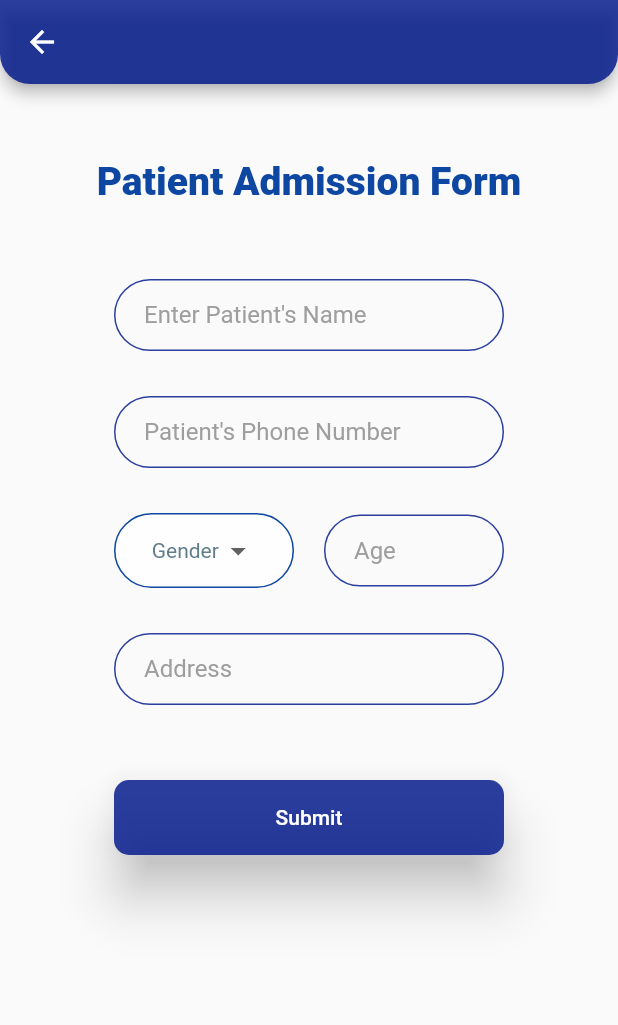
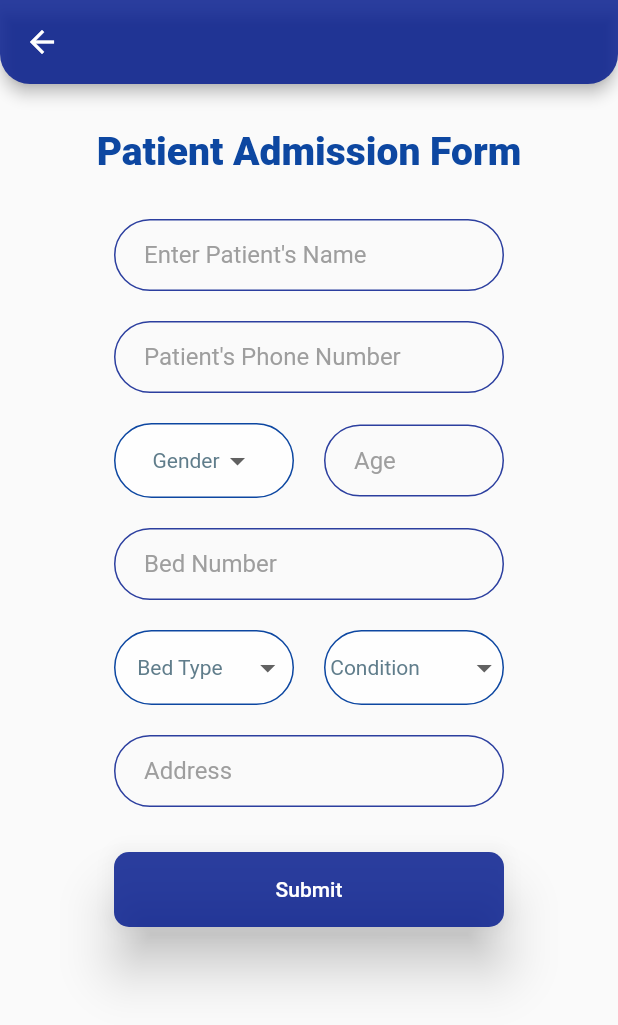
Before and after one commit to kecians/Covid-Data-Hub, a Flutter app: the AddPatient screen opened directly, on a phone screen of 412 x 824 dp. Shown: the top 1025 px of the screen. Run offline on Flutter 3.47's test engine with Material 2 defaults, Android fonts, the phone set to English and light mode, and no system bars; drawn by our look-alikes of flutter_progress_hud; our stand-ins replace animated_text_kit, cool_alert, flutter_spinkit, flutter_svg, shared_preferences; accounts and stored records are empty.

Commit message:
Add Patient Functional now

```diff
--- a/lib/Model/Networking.dart
+++ b/lib/Model/Networking.dart
@@ -90,7 +90,7 @@ class Networking{
     body: jsonEncode({"name":name,"age":age, "gender": gender, "bed_category": bedCat,
       "bed_number":bedNo,"contact_number":phno,"health_condition":cond,"address":address}));
     var res = jsonDecode(response.body);
-
+    print("this ${res}");
     return res['status'];
 
   }
--- a/lib/Model/PatientCardFunc.dart
+++ /dev/null
@@ -1,10 +0,0 @@
-class PatientCardFunc{
-  final String name;
-  final String BedNo;
-  final String AdmtOn;
-  PatientCardFunc({this.name,this.AdmtOn,this.BedNo});
-
-  void clickOn(){
-
-  }
-}
--- a/lib/Screens/Patient/AddPatient.dart
+++ b/lib/Screens/Patient/AddPatient.dart
@@ -1,20 +1,31 @@
+import 'package:cool_alert/cool_alert.dart';
 import 'package:flutter/material.dart';
+import 'package:flutter_progress_hud/flutter_progress_hud.dart';
 import 'package:patient_status_app/Components/MyTextField.dart';
 import 'package:patient_status_app/Components/RoundButton.dart';
+import 'package:patient_status_app/Model/Networking.dart';
 class AddPatient extends StatefulWidget {
-
+  final token;
+  AddPatient({this.token});
   @override
   _AddPatientState createState() => _AddPatientState();
 }
 
 class _AddPatientState extends State<AddPatient> {
-  String dropdownValue = "Gender";
-
+  Networking instance = Networking();
+  String dropdownValue1 = "Gender",
+      dropdownValue2 = "Bed Type",
+      dropdownValue3 = "Condition";
+  String name,number,age,bedNo,address;
   @override
   Widget build(BuildContext context) {
-    return SafeArea(child: Scaffold(
-      appBar: AppBar(backgroundColor: Color(0XFFD5031A8D),shape: RoundedRectangleBorder(
-          borderRadius: BorderRadius.only(bottomRight: Radius.circular(20),bottomLeft: Radius.circular(20))
+    return SafeArea(child: ProgressHUD(
+      child: Builder(
+        builder: (context)=>Scaffold(
+          appBar: AppBar(
+            backgroundColor: Color(0XFFD5031A8D), shape: RoundedRectangleBorder(
+              borderRadius: BorderRadius.only(
+                  bottomRight: Radius.circular(20), bottomLeft: Radius.circular(20))
           ),),
           body: Center(
 
@@ -23,41 +34,74 @@ class _AddPatientState extends State<AddPatient> {
               children: [
                 Column(
                   children: [
-                SizedBox(height: 50,),
+                    SizedBox(height: 30,),
                     Text('Patient Admission Form',
                       style: TextStyle(color: Colors.blue[900], fontSize: 26,
                         fontWeight: FontWeight.w900,),),
-                SizedBox(height: 50),
+                    SizedBox(height: 30),
                     MyTextField(text: 'Enter Patient\'s Name',
                         width: 260,
-                    onPress: (value) {}),
-                SizedBox(height: 30),
+                        onPress: (value) {name = value;}),
+                    SizedBox(height: 20),
                     MyTextField(text: 'Patient\'s Phone Number',
                         width: 260,
                         inputType: TextInputType.number,
-                    onPress: (value) {}),
-                SizedBox(height: 30),
+                        onPress: (value) {number = value;}),
+                    SizedBox(height: 20),
                     Row(
                       mainAxisAlignment: MainAxisAlignment.center,
                       children: [
-                    DropDown(),
+                        DropDown1(),
                         SizedBox(width: 20,),
+
                         MyTextField(text: 'Age',
                             width: 120,
                             inputType: TextInputType.number,
-                        onPress: (value) {}),
+                            onPress: (value) {age = value;}),
                       ],
                     ),
-                SizedBox(height: 30,),
+                    SizedBox(height: 20,),
+                    MyTextField(text: 'Bed Number',
+                        width: 260,
+                        inputType: TextInputType.number,
+                        onPress: (value) {bedNo=value;}),
+                    SizedBox(height: 20,),
+                    Row(
+                      mainAxisAlignment: MainAxisAlignment.center,
+                      children: [
+                        DropDown2(),
+                        SizedBox(width: 20,),
+                        DropDown3()
+                      ],
+                    ),
+                    SizedBox(height: 20,),
                     MyTextField(text: 'Address',
                         width: 260,
                         inputType: TextInputType.streetAddress,
-                    onPress: (value) {}),
-                SizedBox(height: 50),
+                        onPress: (value) {address=value;}),
+                    SizedBox(height: 30),
                     RoundButton(color: Color(0XFFD5031A8D),
                       text: "Submit",
                       textColor: Colors.white,
-                  onpress: () {},
+                      onpress: ()async {
+                        final progress = ProgressHUD.of(context);
+                        progress.show();
+                        var res = await instance.AddPatient(widget.token, name, age,dropdownValue1,
+                            dropdownValue2, bedNo,number, dropdownValue3, address);
+                        if(res == 201)
+                        {
+                          Navigator.pop(context);
+                        }
+                        else
+                        {
+                          CoolAlert.show(
+                            context: context,
+                            type: CoolAlertType.error,
+                            text: "Some field is empty or Bed already alloted!",
+                          );
+                        }
+                        progress.dismiss();
+                      },
                       height: 50,
                       width: 260,),
                   ],
@@ -65,27 +109,62 @@ class _AddPatientState extends State<AddPatient> {
               ],
             ),
           ),
+        ),
+      )
     ));
   }
 
-  Container DropDown() {
+  Container DropDown1() {
     return Container(width: 120,
       child: Center(
         child: DropdownButton<String>(
           underline: Container(height: 0,),
-          value: dropdownValue,
+          value: dropdownValue1,
           icon: const Icon(Icons.arrow_drop_down_sharp),
           iconSize: 24,
           style: const TextStyle(color: Colors.blueGrey),
           onChanged: (String newValue) {
             setState(() {
-              dropdownValue = newValue;
+              dropdownValue1 = newValue;
+            });
+          },
+          items: <String>['Gender', 'M', 'F']
+              .map<DropdownMenuItem<String>>((String value) {
+            return DropdownMenuItem<String>(
+              value: value,
+              child: Text(value),
+            );
+          }).toList(),
+        ),
+      ),
+      decoration: BoxDecoration(borderRadius: BorderRadius.circular(30),
+          color: Colors.white70,
+          border: Border.all(color: Colors.blue[900])
+      ),
+
+    );
+  }
+
+  Container DropDown3() {
+    return Container(width: 120,padding: EdgeInsets.only(left: 3),
+      child: Center(
+        child: DropdownButton<String>(
+          underline: Container(height: 0,),
+          value: dropdownValue3,
+          icon: const Icon(Icons.arrow_drop_down_sharp),
+          iconSize: 24,
+          style: const TextStyle(color: Colors.blueGrey),
+          onChanged: (String newValue) {
+            setState(() {
+              dropdownValue3 = newValue;
             });
           },
           items: <String>[
-            'Gender',
-            'Female',
-            'Male'
+            "Condition",
+            "Asymptomatic",
+            "Mild",
+            "Moderate",
+            "Severe"
           ]
               .map<DropdownMenuItem<String>>((String value) {
             return DropdownMenuItem<String>(
@@ -102,4 +181,35 @@ class _AddPatientState extends State<AddPatient> {
 
     );
   }
+
+  Container DropDown2() {
+    return Container(width: 120,padding: EdgeInsets.only(left: 10),
+      child: Center(
+        child: DropdownButton<String>(
+          underline: Container(height: 0,),
+          value: dropdownValue2,
+          icon: const Icon(Icons.arrow_drop_down_sharp),
+          iconSize: 24,
+          style: const TextStyle(color: Colors.blueGrey),
+          onChanged: (String newValue) {
+            setState(() {
+              dropdownValue2 = newValue;
+            });
+          },
+          items: <String>['Bed Type','General Bed','Oxygen Bed','ICU Bed','Ventilators']
+              .map<DropdownMenuItem<String>>((String value) {
+            return DropdownMenuItem<String>(
+              value: value,
+              child: Text(value),
+            );
+          }).toList(),
+        ),
+      ),
+      decoration: BoxDecoration(borderRadius: BorderRadius.circular(30),
+          color: Colors.white70,
+          border: Border.all(color: Colors.blue[900])
+      ),
+
+    );
   }
+}
--- a/lib/Screens/Patient/PatientForm.dart
+++ b/lib/Screens/Patient/PatientForm.dart
@@ -88,7 +88,7 @@ class _PatientFormState extends State<PatientForm> {
                         {
                           CoolAlert.show(
                             context: context,
-                            type: CoolAlertType.success,
+                            type: CoolAlertType.error,
                             text: "Some field is empty or improperly filled!",
                           );
                         }
--- a/lib/Screens/PatientList.dart
+++ b/lib/Screens/PatientList.dart
@@ -47,7 +47,7 @@ class _PatientListState extends State<PatientList> {
           bottomNavigationBar: widget.data[1]=='NURSE' ? Container(color: Color(0XFFD5031A8D),
             child: RoundButton(color: Color(0XFFD5031A8D),text: "Add  Patient", textColor: Colors.white,
               onpress: (){Navigator.push(context, MaterialPageRoute(
-                  builder: (context){return AddPatient();}));} ,height: 50,width: 260,),
+                  builder: (context){return AddPatient(token:widget.data[3]);}));} ,height: 50,width: 260,),
           ) : null,
           body: Column(
               children: [
--- a/lib/Screens/Status.dart
+++ b/lib/Screens/Status.dart
@@ -53,7 +53,7 @@ class _StatusState extends State<Status> {
             Row(
               mainAxisAlignment: MainAxisAlignment.spaceEvenly,
               children: [
-                MyCard(height: 120,width: 160,headText: 'Allotted Beds',headerSize: 17,valueColor: Colors.blueGrey[600],
+                MyCard(height: 120,width: 160,headText: 'Total Patients',headerSize: 17,valueColor: Colors.blueGrey[600],
                   color: Colors.white,valueSize: 30,
                   /// Realtime Value
                   valueText: "$alloted",
@@ -77,7 +77,7 @@ class _StatusState extends State<Status> {
             widget.responseList[1] == "NURSE" ? Center(
               child: RoundButton(color: Color(0XFFD5031A8D),text: "Add  Patient", textColor: Colors.white,
                 onpress: (){Navigator.push(context, MaterialPageRoute(
-                    builder: (context){return AddPatient();}));},height: 50,width: 260,),
+                    builder: (context){return AddPatient(token: widget.responseList[3]);}));},height: 50,width: 260,),
             ) :
             Row(  mainAxisAlignment: MainAxisAlignment.spaceEvenly,
               children: [
```
Lines whose indentation alone changed are shown as unchanged.
